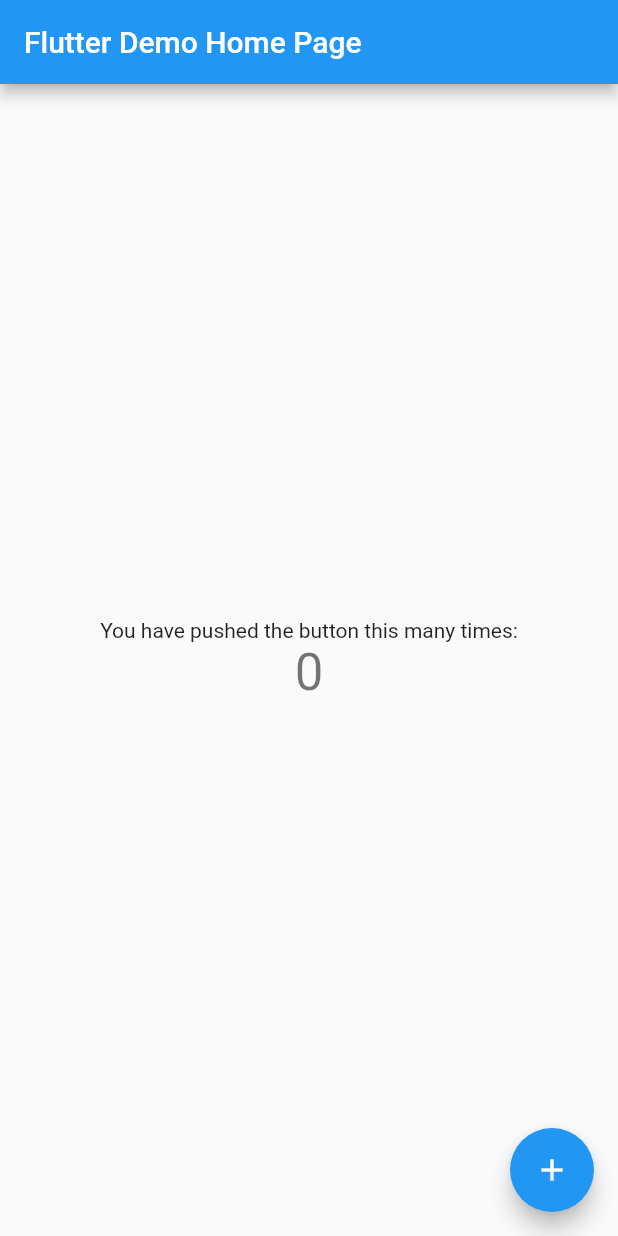
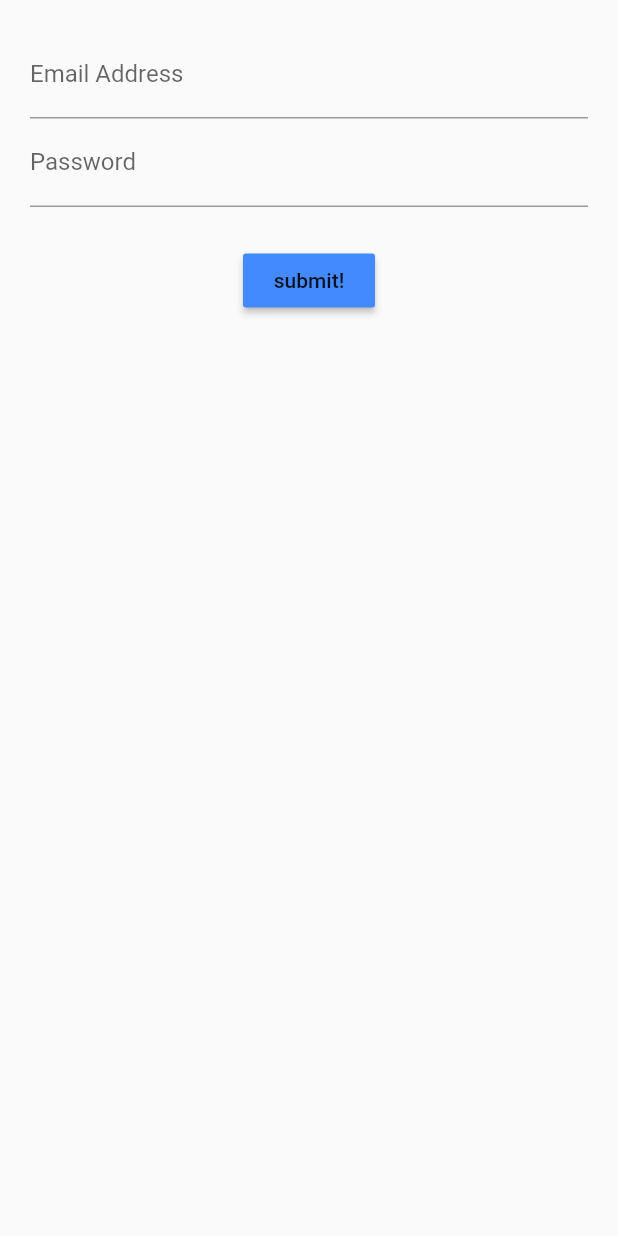
Before and after one commit to mKleinCreative/LearnSomeDart, a Flutter app: the screen it shows after launch, on a phone screen of 412 x 824 dp. Run offline on Flutter 3.47's test engine with Material 2 defaults, Android fonts, the phone set to English and light mode, and no system bars.

Commit message:
completed basic stateful form validation in flutter

```diff
--- a/login_stateful/lib/main.dart
+++ b/login_stateful/lib/main.dart
@@ -1,109 +1,6 @@
 import 'package:flutter/material.dart';
+import 'src/app.dart';
 
-void main() => runApp(new MyApp());
-
-class MyApp extends StatelessWidget {
-  // This widget is the root of your application.
-  @override
-  Widget build(BuildContext context) {
-    return new MaterialApp(
-      title: 'Flutter Demo',
-      theme: new ThemeData(
-        // This is the theme of your application.
-        //
-        // Try running your application with "flutter run". You'll see the
-        // application has a blue toolbar. Then, without quitting the app, try
-        // changing the primarySwatch below to Colors.green and then invoke
-        // "hot reload" (press "r" in the console where you ran "flutter run",
-        // or press Run > Flutter Hot Reload in IntelliJ). Notice that the
-        // counter didn't reset back to zero; the application is not restarted.
-        primarySwatch: Colors.blue,
-      ),
-      home: new MyHomePage(title: 'Flutter Demo Home Page'),
-    );
-  }
+void main() {
+  runApp(App());
 }
-
-class MyHomePage extends StatefulWidget {
-  MyHomePage({Key key, this.title}) : super(key: key);
-
-  // This widget is the home page of your application. It is stateful, meaning
-  // that it has a State object (defined below) that contains fields that affect
-  // how it looks.
-
-  // This class is the configuration for the state. It holds the values (in this
-  // case the title) provided by the parent (in this case the App widget) and
-  // used by the build method of the State. Fields in a Widget subclass are
-  // always marked "final".
-
-  final String title;
-
-  @override
-  _MyHomePageState createState() => new _MyHomePageState();
-}
-
-class _MyHomePageState extends State<MyHomePage> {
-  int _counter = 0;
-
-  void _incrementCounter() {
-    setState(() {
-      // This call to setState tells the Flutter framework that something has
-      // changed in this State, which causes it to rerun the build method below
-      // so that the display can reflect the updated values. If we changed
-      // _counter without calling setState(), then the build method would not be
-      // called again, and so nothing would appear to happen.
-      _counter++;
-    });
-  }
-
-  @override
-  Widget build(BuildContext context) {
-    // This method is rerun every time setState is called, for instance as done
-    // by the _incrementCounter method above.
-    //
-    // The Flutter framework has been optimized to make rerunning build methods
-    // fast, so that you can just rebuild anything that needs updating rather
-    // than having to individually change instances of widgets.
-    return new Scaffold(
-      appBar: new AppBar(
-        // Here we take the value from the MyHomePage object that was created by
-        // the App.build method, and use it to set our appbar title.
-        title: new Text(widget.title),
-      ),
-      body: new Center(
-        // Center is a layout widget. It takes a single child and positions it
-        // in the middle of the parent.
-        child: new Column(
-          // Column is also layout widget. It takes a list of children and
-          // arranges them vertically. By default, it sizes itself to fit its
-          // children horizontally, and tries to be as tall as its parent.
-          //
-          // Invoke "debug paint" (press "p" in the console where you ran
-          // "flutter run", or select "Toggle Debug Paint" from the Flutter tool
-          // window in IntelliJ) to see the wireframe for each widget.
-          //
-          // Column has various properties to control how it sizes itself and
-          // how it positions its children. Here we use mainAxisAlignment to
-          // center the children vertically; the main axis here is the vertical
-          // axis because Columns are vertical (the cross axis would be
-          // horizontal).
-          mainAxisAlignment: MainAxisAlignment.center,
-          children: <Widget>[
-            new Text(
-              'You have pushed the button this many times:',
-            ),
-            new Text(
-              '$_counter',
-              style: Theme.of(context).textTheme.display1,
-            ),
-          ],
-        ),
-      ),
-      floatingActionButton: new FloatingActionButton(
-        onPressed: _incrementCounter,
-        tooltip: 'Increment',
-        child: new Icon(Icons.add),
-      ), // This trailing comma makes auto-formatting nicer for build methods.
-    );
-  }
-}
--- /dev/null
+++ b/login_stateful/lib/src/app.dart
@@ -0,0 +1,13 @@
+import 'package:flutter/material.dart';
+import 'screens/login_screen.dart';
+
+class App extends StatelessWidget {
+  Widget build(context) {
+    return MaterialApp(
+      title: 'Log Me In!',
+      home: Scaffold(
+        body: LoginScreen(),
+      ),
+    );
+  }
+}
--- /dev/null
+++ b/login_stateful/lib/src/mixins/validation_mixin.dart
@@ -0,0 +1,15 @@
+class ValidationMixin {
+  String validateEmail(String value) {
+    if (!value.contains('@')) {
+      return 'Please enter a valid email';
+    }
+    return null;
+  }
+
+  String validatePassword(String value) {
+    if (value.length < 4) {
+      return 'Password must be atleast 4 characters.';
+    }
+    return null;
+  }
+}
--- /dev/null
+++ b/login_stateful/lib/src/screens/login_screen.dart
@@ -0,0 +1,75 @@
+import 'package:flutter/material.dart';
+import '../mixins/validation_mixin.dart';
+
+class LoginScreen extends StatefulWidget {
+    @override
+    State<StatefulWidget> createState() {
+      // TODO: implement createState
+      return LoginScreenState();
+    }
+}
+
+class LoginScreenState extends State<LoginScreen> with ValidationMixin {
+  final formKey = GlobalKey<FormState>();
+
+  String email = '';
+  String password = '';
+
+  Widget build(context) {
+    return Container(
+      margin: EdgeInsets.all(20.0),
+      child: Form(
+        key: formKey,
+        child: Column(
+          children: <Widget>[
+            emailField(),
+            passwordField(),
+            Container(margin: EdgeInsets.only(top: 25.0)),
+            submitButton(),
+          ],
+        ),
+      ),
+    );
+  }
+
+  Widget emailField() {
+    return TextFormField(
+      keyboardType: TextInputType.emailAddress,
+      decoration: InputDecoration(
+        labelText: 'Email Address',
+        hintText: 'you@example.com'
+      ),
+      validator: validateEmail,
+      onSaved: (String value) {
+        email = value;
+      },
+    );
+  }
+
+  Widget passwordField() {
+    return TextFormField(
+      obscureText: true,
+      decoration: InputDecoration(
+        labelText: "Password",
+        hintText: "Password"
+      ),
+      validator: validatePassword,
+      onSaved: (String value) {
+        password = value;
+      },
+    );
+  }
+
+  Widget submitButton() {
+    return RaisedButton(
+      color: Colors.blueAccent,
+      child: Text('submit!'),
+      onPressed: () {
+        if (formKey.currentState.validate()) {
+          formKey.currentState.save();
+          print('Time to post $email and $password to my api!');
+        }
+      },
+    );
+  }
+}
```
